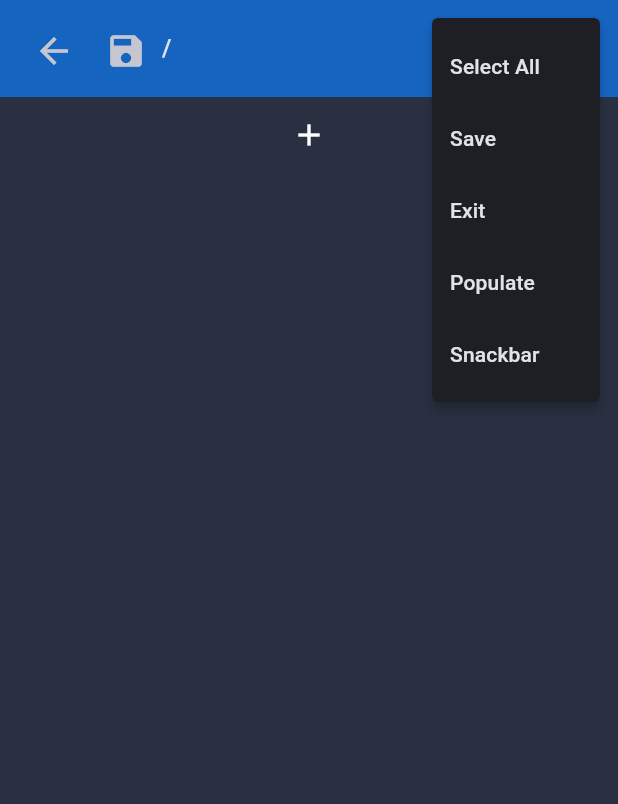
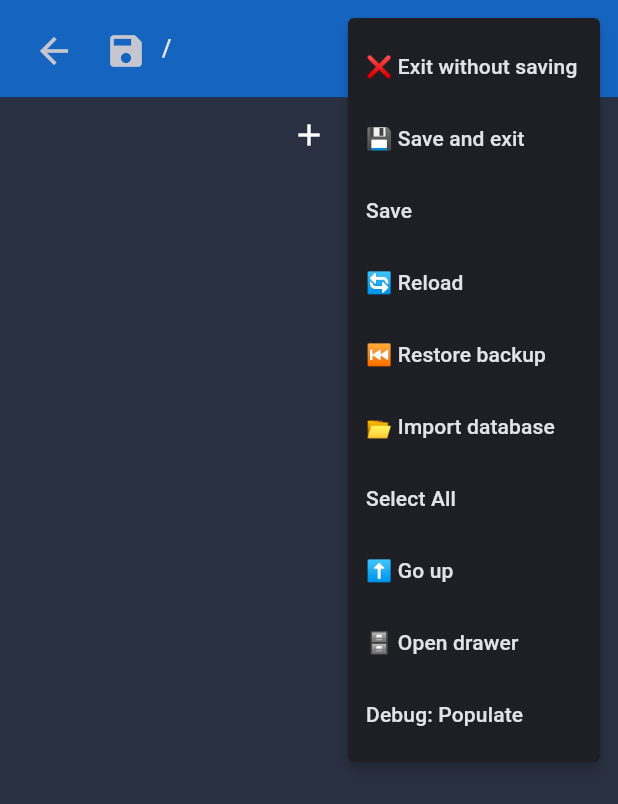
Before and after one commit to igrek51/todotree, a Flutter app: the screen it shows after launch, after a tap on the "save" icon, after a tap on the "more vert" icon, on a phone screen of 412 x 824 dp. Shown: the top 804 px of the screen. Run offline on Flutter 3.47's test engine with Material 3 defaults, Android fonts, the phone set to English and light mode, and no system bars; our stand-ins replace yaml; missing offline and left inert: window_manager, yaml_writer.

Commit message:
Refactor code and add new features

```diff
--- a/lib/app/app.dart
+++ b/lib/app/app.dart
@@ -1,8 +1,10 @@
 import 'package:flutter/material.dart';
 import 'package:provider/provider.dart';
 
+import '../services/clipboard_manager.dart';
 import '../services/info_service.dart';
 import '../services/logger.dart';
+import '../services/main_menu_runner.dart';
 import '../services/tree_storage.dart';
 import '../services/tree_traverser.dart';
 import '../views/editor/editor_controller.dart';
@@ -31,6 +33,8 @@ class _AppWidgetState extends State<AppWidget> with WidgetsBindingObserver {
       Provider<BrowserController>(create: (context) => widget.appFactory.browserController),
       Provider<EditorController>(create: (context) => widget.appFactory.editorController),
       Provider<TreeTraverser>(create: (context) => widget.appFactory.treeTraverser),
+      Provider<ClipboardManager>(create: (context) => widget.appFactory.clipboardManager),
+      Provider<MainMenuRunner>(create: (context) => widget.appFactory.mainMenuRunner),
     ];
 
     return MultiProvider(
--- a/lib/app/factory.dart
+++ b/lib/app/factory.dart
@@ -1,7 +1,10 @@
+import 'package:flutter/material.dart';
 import 'package:todotreev2/views/editor/editor_controller.dart';
 
+import '../services/clipboard_manager.dart';
 import '../services/lifecycle.dart';
 import '../services/logger.dart';
+import '../services/main_menu_runner.dart';
 import '../services/tree_storage.dart';
 import '../services/tree_traverser.dart';
 import '../services/yaml_tree_deserializer.dart';
@@ -26,6 +29,8 @@ class AppFactory {
   late final YamlTreeDeserializer yamlTreeDeserializer;
   late final TreeStorage treeStorage;
   late final AppLifecycle appLifecycle;
+  late final ClipboardManager clipboardManager;
+  late final MainMenuRunner mainMenuRunner;
 
   AppFactory() {
     homeState = HomeState();
@@ -34,6 +39,7 @@ class AppFactory {
     yamlTreeSerializer = YamlTreeSerializer();
     yamlTreeDeserializer = YamlTreeDeserializer();
     treeStorage = TreeStorage();
+    clipboardManager = ClipboardManager();
     treeTraverser = TreeTraverser(treeStorage);
     appLifecycle = AppLifecycle(treeStorage, treeTraverser);
     browserController = BrowserController(homeState, browserState, editorState, treeTraverser);
@@ -41,6 +47,7 @@ class AppFactory {
     browserController.editorController = editorController;
     editorController.browserController = browserController;
     homeController = HomeController(homeState, treeTraverser, browserController, editorController);
+    mainMenuRunner = MainMenuRunner(browserController, treeTraverser);
     logger.debug('AppFactory created');
   }
 }
--- /dev/null
+++ b/lib/services/main_menu_runner.dart
@@ -0,0 +1,95 @@
+import 'package:flutter/services.dart';
+
+import '../../services/tree_traverser.dart';
+import '../views/tree_browser/browser_controller.dart';
+
+class MainMenuRunner {
+  final BrowserController browserController;
+  final TreeTraverser treeTraverser;
+
+  List<ActionMenuItem> _menuActions = [];
+
+  MainMenuRunner(this.browserController, this.treeTraverser);
+
+  List<ActionMenuItem> get menuActions {
+    if (_menuActions.isNotEmpty) return _menuActions;
+
+    _menuActions = <ActionMenuItem>[
+      ActionMenuItem(
+        id: 'exit-without-saving',
+        name: '❌ Exit without saving',
+        action: () {
+          // exit discarding changes
+          SystemNavigator.pop();
+        },
+      ),
+      ActionMenuItem(
+        id: 'save-and-exit',
+        name: '💾 Save and exit',
+        action: () {
+        },
+      ),
+      ActionMenuItem(
+        id: 'save',
+        name: 'Save',
+        action: () {
+          treeTraverser.save();
+        },
+      ),
+      ActionMenuItem(
+        id: 'reload',
+        name: '🔄 Reload',
+        action: () {
+        },
+      ),
+      ActionMenuItem(
+        id: 'restore-backup',
+        name: '⏮️ Restore backup',
+        action: () {
+        },
+      ),
+      ActionMenuItem(
+        id: 'import-database',
+        name: '📂 Import database',
+        action: () {
+        },
+      ),
+      ActionMenuItem(
+        id: 'select-all',
+        name: 'Select All',
+        action: () {
+          browserController.selectAll();
+        },
+      ),
+      ActionMenuItem(
+        id: 'go-step-up',
+        name: '⬆️ Go up',
+        action: () {
+        },
+      ),
+      ActionMenuItem(
+        id: 'open-drawer',
+        name: '🗄️ Open drawer',
+        action: () {
+        },
+      ),
+      ActionMenuItem(
+        id: 'populate',
+        name: 'Debug: Populate',
+        action: () {
+          browserController.populateItems();
+        },
+      ),
+    ];
+
+    return _menuActions;
+  }
+}
+
+class ActionMenuItem {
+  ActionMenuItem({required this.id, required this.name, required this.action});
+
+  String id;
+  String name;
+  VoidCallback action;
+}
--- a/lib/views/editor/editor_widget.dart
+++ b/lib/views/editor/editor_widget.dart
@@ -11,7 +11,7 @@ class EditorWidget extends StatelessWidget {
   @override
   Widget build(BuildContext context) {
     final editorState = context.watch<EditorState>();
-    final editorController = Provider.of<EditorController>(context);
+    final editorController = Provider.of<EditorController>(context, listen: false);
 
     return Column(
       children: [
--- a/lib/views/home/title_bar.dart
+++ b/lib/views/home/title_bar.dart
@@ -1,11 +1,9 @@
 import 'package:flutter/material.dart';
-import 'package:flutter/services.dart';
 import 'package:provider/provider.dart';
 
 import '../../services/error_handler.dart';
-import '../../services/tree_traverser.dart';
+import '../../services/main_menu_runner.dart';
 import '../tree_browser/browser_controller.dart';
-import '../../services/info_service.dart';
 import '../tree_browser/browser_state.dart';
 import 'home_controller.dart';
 
@@ -18,42 +16,9 @@ class TitleBar extends StatelessWidget {
     final style = theme.textTheme.titleMedium;
 
     final browserState = context.watch<BrowserState>();
-    final browserController = Provider.of<BrowserController>(context);
-    final homeController = Provider.of<HomeController>(context);
-    final treeTraverser = Provider.of<TreeTraverser>(context);
-
-    final menuActions = <ActionMenuItem>[
-      ActionMenuItem(
-          id: 'select-all',
-          name: 'Select All',
-          action: () {
-            browserController.selectAll();
-          }),
-      ActionMenuItem(
-          id: 'save',
-          name: 'Save',
-          action: () {
-            treeTraverser.save();
-          }),
-      ActionMenuItem(
-          id: 'exit',
-          name: 'Exit',
-          action: () {
-            SystemNavigator.pop();
-          }),
-      ActionMenuItem(
-          id: 'populate',
-          name: 'Populate',
-          action: () {
-            browserController.populateItems();
-          }),
-      ActionMenuItem(
-          id: 'snackbar',
-          name: 'Snackbar',
-          action: () {
-            InfoService.showInfo('Hello, Snackbar!');
-          }),
-    ];
+    final browserController = Provider.of<BrowserController>(context, listen: false);
+    final homeController = Provider.of<HomeController>(context, listen: false);
+    final mainMenuRunner = Provider.of<MainMenuRunner>(context, listen: false);
 
     return Material(
       elevation: 20,
@@ -90,14 +55,14 @@ class TitleBar extends StatelessWidget {
                 iconSize: 32,
                 icon: const Icon(Icons.more_vert, size: 28),
                 onSelected: (value) {
-                  final action =
-                      menuActions.firstWhere((element) => element.id == value);
+                  final action = mainMenuRunner.menuActions
+                      .firstWhere((element) => element.id == value);
                   handleError(() {
                     action.action();
                   });
                 },
                 itemBuilder: (context) {
-                  return menuActions.map((action) {
+                  return mainMenuRunner.menuActions.map((action) {
                     return PopupMenuItem(
                       value: action.id,
                       child: Text(action.name),
@@ -112,11 +77,3 @@ class TitleBar extends StatelessWidget {
     );
   }
 }
-
-class ActionMenuItem {
-  ActionMenuItem({required this.id, required this.name, required this.action});
-
-  String id;
-  String name;
-  VoidCallback action;
-}
```
Also changed, not shown: lib/views/components/node_menu_dialog.dart (+152 -35 lines), lib/views/tree_browser/browser_controller.dart (+18 -18 lines), lib/views/tree_browser/browser_widget.dart (+28 -9 lines).
